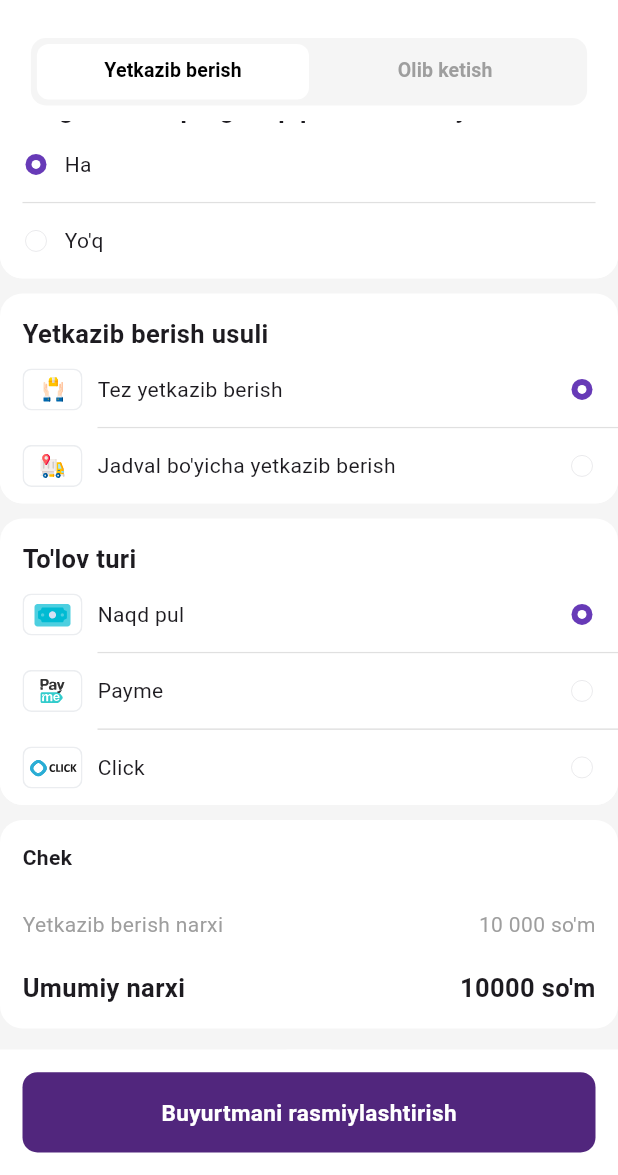
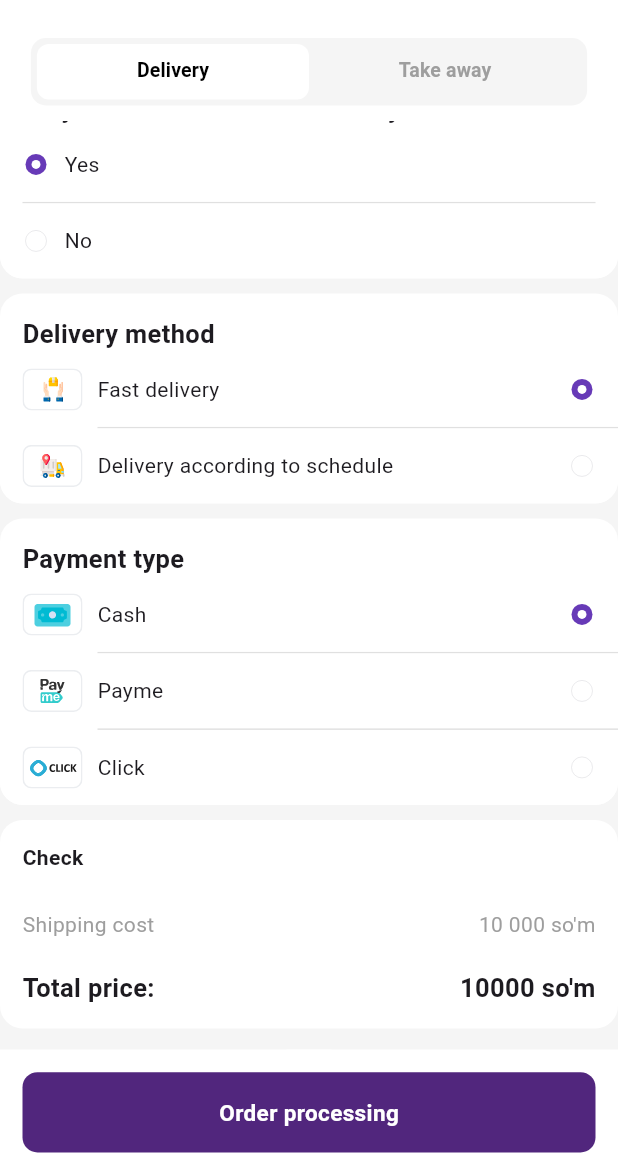
Before and after one commit to Dimamaman/Flutter-Max-Way, a Flutter app: the OrderDetailPage screen opened directly with empty values, scrolled down 512 dp, on a phone screen of 412 x 824 dp, the part 61-1236 px from its top. Run offline on Flutter 3.47's test engine with Material 2 defaults, Android fonts, the phone set to English and light mode, and no system bars; our stand-ins replace bloc, cached_network_image, dio, firebase_auth, firebase_core, floor and 14 more; missing offline and left inert: flutter_share, maps_launcher, yandex_mapkit; accounts and stored records are empty; generated files the repository leaves out were written again; network calls fail.

Commit message:
some changes

```diff
--- a/lib/presenter/screens/cart/cart_page.dart
+++ b/lib/presenter/screens/cart/cart_page.dart
@@ -288,7 +288,7 @@ class _CartPageState extends State<CartPage> {
                       mainAxisAlignment: MainAxisAlignment.spaceBetween,
                       children: [
                         const Text(
-                          'Buyurtma narxi',
+                          'Order price',
                           style: TextStyle(fontWeight: FontWeight.bold, fontSize: 18),
                         ),
                         Text(
@@ -307,7 +307,7 @@ class _CartPageState extends State<CartPage> {
                         },
                         child: const SizedBox(
                             height: 54,
-                            child: Center(child: Text('Buyurtmani rasmiylashtirish', style: TextStyle(fontWeight: FontWeight.bold, fontSize: 15, color: Colors.white)))),
+                            child: Center(child: Text('Order processing', style: TextStyle(fontWeight: FontWeight.bold, fontSize: 15, color: Colors.white)))),
                       ),
                     )
                   ],
@@ -321,7 +321,7 @@ class _CartPageState extends State<CartPage> {
                       Navigator.pushReplacement(context, MaterialPageRoute(builder: (context) => const MainScreen()));
                     },
                     child: const SizedBox(
-                        height: 54, child: Center(child: Text('Mahsulot qo\'shing', style: TextStyle(fontWeight: FontWeight.bold, fontSize: 15, color: Colors.white)))),
+                        height: 54, child: Center(child: Text('Add product', style: TextStyle(fontWeight: FontWeight.bold, fontSize: 15, color: Colors.white)))),
                   ),
                 ),
         )
--- a/lib/presenter/screens/details/detail_screen.dart
+++ b/lib/presenter/screens/details/detail_screen.dart
@@ -358,6 +358,7 @@ class _DetailScreenState extends State<DetailScreen> {
                             background: CachedNetworkImage(
                               imageUrl: widget.product.image,
                               fit: BoxFit.cover,
+                              placeholder: (context, url) => Image.asset('assets/images/placeholder.png', color: Colors.grey[400], fit: BoxFit.cover,),
                             ),
                           ),
                         ),
--- a/lib/presenter/screens/making_order/delivery_tab.dart
+++ b/lib/presenter/screens/making_order/delivery_tab.dart
@@ -48,7 +48,7 @@ class _OrderDeliveryTabState extends State<OrderDeliveryTab> {
 
   @override
   void initState() {
-    addressController.text = 'Manzil tanlang';
+    addressController.text = 'Select address';
     nameController.addListener(() {
       name = nameController.text;
     });
@@ -158,9 +158,9 @@ class _OrderDeliveryTabState extends State<OrderDeliveryTab> {
                 child: Column(
                   crossAxisAlignment: CrossAxisAlignment.start,
                   children: [
-                    const Text('Yetkazib berish', style: TextStyle(fontWeight: FontWeight.bold, fontSize: 17)),
+                    const Text('Delivery', style: TextStyle(fontWeight: FontWeight.bold, fontSize: 17)),
                     const SizedBox(height: 10),
-                    const Text('Joriy manzil'),
+                    const Text('Current Address'),
                     Container(
                       width: double.infinity,
                       padding: const EdgeInsets.symmetric(vertical: 16, horizontal: 12),
@@ -230,7 +230,7 @@ class _OrderDeliveryTabState extends State<OrderDeliveryTab> {
                                   isDense: true,
                                   enabledBorder: InputBorder.none,
                                   focusedBorder: InputBorder.none,
-                                  hintText: 'Qavat',
+                                  hintText: 'Floor',
                                   hintStyle: const TextStyle(
                                       color: Colors.grey,
                                       fontSize: 15
@@ -259,7 +259,7 @@ class _OrderDeliveryTabState extends State<OrderDeliveryTab> {
                                   isDense: true,
                                   enabledBorder: InputBorder.none,
                                   focusedBorder: InputBorder.none,
-                                  hintText: 'Kvartira',
+                                  hintText: 'Apartment',
                                   hintStyle: const TextStyle(
                                       color: Colors.grey,
                                       fontSize: 15
@@ -342,7 +342,7 @@ class _OrderDeliveryTabState extends State<OrderDeliveryTab> {
                       ),
                     ),
                     const SizedBox(height: 10),
-                    const Text('Mening manzillarim'),
+                    const Text('My addresses'),
                     Container(
                       width: double.infinity,
                       padding: const EdgeInsets.only(left: 12),
@@ -382,7 +382,7 @@ class _OrderDeliveryTabState extends State<OrderDeliveryTab> {
                   children: [
                     const Padding(
                       padding: EdgeInsets.only(top: 15,left: 15,right: 15),
-                      child: Text('Sizga kur`er qo\'ng\'iroq qilishini xohlaysizmi?', style: TextStyle(fontWeight: FontWeight.bold, fontSize: 17)),
+                      child: Text('Do you want the courier to call you?', style: TextStyle(fontWeight: FontWeight.bold, fontSize: 17)),
                     ),
                     Material(
                       color: Colors.white,
@@ -400,7 +400,7 @@ class _OrderDeliveryTabState extends State<OrderDeliveryTab> {
                                 activeColor: Colors.deepPurple,
                               ),
                               const SizedBox(width: 10),
-                              const Expanded(child: Text('Ha'))
+                              const Expanded(child: Text('Yes'))
                             ],
                           ),
                         ),
@@ -423,7 +423,7 @@ class _OrderDeliveryTabState extends State<OrderDeliveryTab> {
                                 activeColor: Colors.deepPurple,
                               ),
                               const SizedBox(width: 10),
-                              const Expanded(child: Text('Yo\'q'))
+                              const Expanded(child: Text('No'))
                             ],
                           ),
                         ),
@@ -444,7 +444,7 @@ class _OrderDeliveryTabState extends State<OrderDeliveryTab> {
                   children: [
                     const Padding(
                       padding: EdgeInsets.only(top: 15,left: 15,right: 15),
-                      child: Text('Yetkazib berish usuli', style: TextStyle(fontWeight: FontWeight.bold, fontSize: 17)),
+                      child: Text('Delivery method', style: TextStyle(fontWeight: FontWeight.bold, fontSize: 17)),
                     ),
                     Material(
                       color: Colors.white,
@@ -457,7 +457,7 @@ class _OrderDeliveryTabState extends State<OrderDeliveryTab> {
                               const SizedBox(width: 15),
                               SvgPicture.asset('assets/images/take_away.svg'),
                               const SizedBox(width: 10),
-                              const Expanded(child: Text('Tez yetkazib berish')),
+                              const Expanded(child: Text('Fast delivery')),
                               CupertinoRadio<DeliveryType>(
                                 value: DeliveryType.fast,
                                 groupValue: type,
@@ -482,7 +482,7 @@ class _OrderDeliveryTabState extends State<OrderDeliveryTab> {
                               const SizedBox(width: 15),
                               SvgPicture.asset('assets/images/courier.svg'),
                               const SizedBox(width: 10),
-                              const Expanded(child: Text('Jadval bo\'yicha yetkazib berish')),
+                              const Expanded(child: Text('Delivery according to schedule')),
                               CupertinoRadio<DeliveryType>(
                                 value: DeliveryType.scheduled,
                                 groupValue: type,
@@ -510,7 +510,7 @@ class _OrderDeliveryTabState extends State<OrderDeliveryTab> {
                   children: [
                     const Padding(
                       padding: EdgeInsets.only(top: 15,left: 15,right: 15),
-                      child: Text('To\'lov turi', style: TextStyle(fontWeight: FontWeight.bold, fontSize: 17)),
+                      child: Text('Payment type', style: TextStyle(fontWeight: FontWeight.bold, fontSize: 17)),
                     ),
                     Material(
                       color: Colors.white,
@@ -526,7 +526,7 @@ class _OrderDeliveryTabState extends State<OrderDeliveryTab> {
                               const SizedBox(width: 15),
                               SvgPicture.asset('assets/images/cash.svg'),
                               const SizedBox(width: 10),
-                              const Expanded(child: Text('Naqd pul')),
+                              const Expanded(child: Text('Cash')),
                               CupertinoRadio<PaymentMethod>(
                                 value: PaymentMethod.cash,
                                 groupValue: method,
@@ -609,7 +609,7 @@ class _OrderDeliveryTabState extends State<OrderDeliveryTab> {
                 child: Column(
                   crossAxisAlignment: CrossAxisAlignment.start,
                   children: [
-                    const Text('Chek', style: TextStyle(fontWeight: FontWeight.bold)),
+                    const Text('Check', style: TextStyle(fontWeight: FontWeight.bold)),
                     const SizedBox(height: 15),
                     SizedBox(
                       height: widget.list.length * 30,
@@ -633,7 +633,7 @@ class _OrderDeliveryTabState extends State<OrderDeliveryTab> {
                     const Row(
                       mainAxisAlignment: MainAxisAlignment.spaceBetween,
                       children: [
-                        Text("Yetkazib berish narxi", style: TextStyle(color: Colors.grey)),
+                        Text("Shipping cost", style: TextStyle(color: Colors.grey)),
                         Text('10 000 so\'m', style: TextStyle(color: Colors.grey))
                       ],
                     ),
@@ -641,7 +641,7 @@ class _OrderDeliveryTabState extends State<OrderDeliveryTab> {
                     Row(
                       mainAxisAlignment: MainAxisAlignment.spaceBetween,
                       children: [
-                        const Text('Umumiy narxi', style: TextStyle(fontWeight: FontWeight.bold, fontSize: 17)),
+                        const Text('Total price:', style: TextStyle(fontWeight: FontWeight.bold, fontSize: 17)),
                         Text('${widget.totalPrice+10000} so\'m', style: const TextStyle(fontWeight: FontWeight.bold, fontSize: 17)),
                       ],
                     )
--- a/lib/presenter/screens/making_order/order_detail_page.dart
+++ b/lib/presenter/screens/making_order/order_detail_page.dart
@@ -83,8 +83,8 @@ class _OrderDetailPageState extends State<OrderDetailPage> with SingleTickerProv
                         ),
                         controller: tabController,
                         tabs: const [
-                          Tab(child: Align(alignment: Alignment.center, child: Text("Yetkazib berish"))),
-                          Tab(child: Align(alignment: Alignment.center, child: Text("Olib ketish"))),
+                          Tab(child: Align(alignment: Alignment.center, child: Text("Delivery"))),
+                          Tab(child: Align(alignment: Alignment.center, child: Text("Take away"))),
                         ],
                       ),
                     ),
@@ -141,7 +141,7 @@ class _OrderDetailPageState extends State<OrderDetailPage> with SingleTickerProv
                                   children: [
                                     const Center(
                                       child: Text(
-                                        'Diqqat!',
+                                        'Attention !',
                                         style: TextStyle(fontWeight: FontWeight.bold, fontSize: 18),
                                       ),
                                     ),
@@ -149,7 +149,7 @@ class _OrderDetailPageState extends State<OrderDetailPage> with SingleTickerProv
                                       height: 8,
                                     ),
                                     Text(
-                                      'Buyurtmangiz narxi: $totalPrice so\'m. Minimal buyurtma narxi 20000 so\'m bo\'lishi kerak.',
+                                      'Order price: $totalPrice so\'m. Minimum order price must be 20000 so\'m.',
                                       textAlign: TextAlign.center,
                                       style: const TextStyle(fontSize: 14),
                                     ),
@@ -220,7 +220,7 @@ class _OrderDetailPageState extends State<OrderDetailPage> with SingleTickerProv
                   },
                   child: SizedBox(
                       height: MediaQuery.of(context).size.height * 0.065,
-                      child: const Center(child: Text('Buyurtmani rasmiylashtirish', style: TextStyle(fontWeight: FontWeight.bold, fontSize: 15, color: Colors.white)))),
+                      child: const Center(child: Text('Order processing', style: TextStyle(fontWeight: FontWeight.bold, fontSize: 15, color: Colors.white)))),
                 ),
               ),
             )
--- a/lib/presenter/screens/making_order/take_away_tab .dart
+++ b/lib/presenter/screens/making_order/take_away_tab .dart
@@ -133,7 +133,7 @@ class _OrderTakeAwayTabState extends State<OrderTakeAwayTab> {
                   child: Column(
                     crossAxisAlignment: CrossAxisAlignment.start,
                     children: [
-                      const Text('Eng yaqin filiallar', style: TextStyle(fontWeight: FontWeight.bold, fontSize: 17)),
+                      const Text('Nearest branches', style: TextStyle(fontWeight: FontWeight.bold, fontSize: 17)),
                       const SizedBox(height: 10),
                       SizedBox(
                         height: MediaQuery.of(context).size.height*0.22,
@@ -934,7 +934,7 @@ class _OrderTakeAwayTabState extends State<OrderTakeAwayTab> {
                                 const SizedBox(width: 15),
                                 SvgPicture.asset('assets/images/cash.svg'),
                                 const SizedBox(width: 10),
-                                const Expanded(child: Text('Naqd pul')),
+                                const Expanded(child: Text('Cash')),
                                 CupertinoRadio<PaymentMethod>(
                                   value: PaymentMethod.cash,
                                   groupValue: method,
@@ -1017,7 +1017,7 @@ class _OrderTakeAwayTabState extends State<OrderTakeAwayTab> {
                   child: Column(
                     crossAxisAlignment: CrossAxisAlignment.start,
                     children: [
-                      const Text('Chek', style: TextStyle(fontWeight: FontWeight.bold)),
+                      const Text('Check', style: TextStyle(fontWeight: FontWeight.bold)),
                       const SizedBox(height: 15),
                       SizedBox(
                         height: widget.list.length * 30,
@@ -1041,7 +1041,7 @@ class _OrderTakeAwayTabState extends State<OrderTakeAwayTab> {
                       Row(
                         mainAxisAlignment: MainAxisAlignment.spaceBetween,
                         children: [
-                          const Text('Umumiy narxi', style: TextStyle(fontWeight: FontWeight.bold, fontSize: 17)),
+                          const Text('Total price', style: TextStyle(fontWeight: FontWeight.bold, fontSize: 17)),
                           Text('${widget.totalPrice} so\'m', style: const TextStyle(fontWeight: FontWeight.bold, fontSize: 17)),
                         ],
                       )
--- a/lib/presenter/screens/my_orders/orders_page.dart
+++ b/lib/presenter/screens/my_orders/orders_page.dart
@@ -35,7 +35,7 @@ class _OrdersPageState extends State<OrdersPage> with SingleTickerProviderStateM
         scrolledUnderElevation: 0,
         centerTitle: true,
           title: const Text(
-            'Buyurtmalarim',
+            'My Orders',
             style: TextStyle(fontWeight: FontWeight.bold, fontSize: 20),
           ),
       ),
@@ -66,13 +66,13 @@ class _OrdersPageState extends State<OrdersPage> with SingleTickerProviderStateM
                   Tab(
                       child: Align(
                           alignment: Alignment.center,
-                          child: Text("Amaldagi buyurtmalar")
+                          child: Text("Current orders")
                       )
                   ),
                   Tab(
                       child: Align(
                           alignment: Alignment.center,
-                          child: Text("Buyurtmalar tarixi")
+                          child: Text("Order history")
                       )
                   ),
                 ],
--- a/lib/presenter/screens/my_orders/pages/current/current_tab.dart
+++ b/lib/presenter/screens/my_orders/pages/current/current_tab.dart
@@ -45,7 +45,7 @@ class _Tab1State extends State<Tab1> {
                     children: [
                       Image.asset(height: 120,'assets/images/place_holder.png'),
                       const SizedBox(height: 20),
-                      const Text("Buyurtma mavjud emas",style: TextStyle(color: Colors.grey),),
+                      const Text("Order not available",style: TextStyle(color: Colors.grey),),
                       const SizedBox(height: 50,)
                     ],
               )),
--- a/lib/presenter/screens/my_orders/pages/history/history_detail/history_order_page.dart
+++ b/lib/presenter/screens/my_orders/pages/history/history_detail/history_order_page.dart
@@ -27,7 +27,7 @@ class _HistoryOrderPageState extends State<HistoryOrderPage> {
         scrolledUnderElevation: 0,
         backgroundColor: Colors.white,
         title: Text(
-          'Buyurtma № ${widget._orderEntity.orderNo}',
+          'Order № ${widget._orderEntity.orderNo}',
           style: const TextStyle(fontWeight: FontWeight.bold, fontSize: 20),
         ),
       ),
@@ -46,7 +46,7 @@ class _HistoryOrderPageState extends State<HistoryOrderPage> {
                   Row(
                     mainAxisAlignment: MainAxisAlignment.spaceBetween,
                     children: [
-                      Text('Buyurtma № ${widget._orderEntity.orderNo}',
+                      Text('Order № ${widget._orderEntity.orderNo}',
                           style: const TextStyle(fontSize: 17, fontWeight: FontWeight.bold)),
                       Container(
                         padding: const EdgeInsets.symmetric(vertical: 5, horizontal: 10),
@@ -54,7 +54,7 @@ class _HistoryOrderPageState extends State<HistoryOrderPage> {
                             borderRadius: BorderRadius.circular(10),
                             color: Colors.lightBlue[50]
                         ),
-                        child: const Text('Buyurtma tugallandi', style: TextStyle(color: Colors.blue, fontSize: 13)),
+                        child: const Text('Order completed', style: TextStyle(color: Colors.blue, fontSize: 13)),
                       )
                     ],
                   ),
@@ -65,7 +65,7 @@ class _HistoryOrderPageState extends State<HistoryOrderPage> {
                     children: [
                       const Icon(Icons.location_on_outlined,color: Colors.grey,),
                       const SizedBox(width: 10,),
-                      const Text('Manzil', style: TextStyle(fontSize: 14,color: Colors.grey)),
+                      const Text('Address', style: TextStyle(fontSize: 14,color: Colors.grey)),
                       const Spacer(),
                       SizedBox(width: 270, child: Text(widget._orderEntity.address, maxLines: 2, textAlign: TextAlign.right, style: const TextStyle(color: Colors.black, fontWeight: FontWeight.bold, fontSize: 15))),
                     ],
@@ -77,7 +77,7 @@ class _HistoryOrderPageState extends State<HistoryOrderPage> {
                     children: [
                       const Icon(Icons.access_time,color: Colors.grey,),
                       const SizedBox(width: 10,),
-                      const Text('Vaqt', style: TextStyle(fontSize: 14,color: Colors.grey)),
+                      const Text('Time', style: TextStyle(fontSize: 14,color: Colors.grey)),
                       const Spacer(),
                       Text(widget._orderEntity.time, style: const TextStyle(color: Colors.black,fontWeight: FontWeight.bold, fontSize: 15)),
                     ],
@@ -89,7 +89,7 @@ class _HistoryOrderPageState extends State<HistoryOrderPage> {
                     children: [
                       const Icon(Icons.date_range,color: Colors.grey,),
                       const SizedBox(width: 10,),
-                      const Text('Sana', style: TextStyle(fontSize: 14,color: Colors.grey)),
+                      const Text('Date', style: TextStyle(fontSize: 14,color: Colors.grey)),
                       const Spacer(),
                       Text(widget._orderEntity.date, style: const TextStyle(color: Colors.black,fontWeight: FontWeight.bold, fontSize: 15)),
                     ],
@@ -101,7 +101,7 @@ class _HistoryOrderPageState extends State<HistoryOrderPage> {
                     children: [
                       const Icon(Icons.payment,color: Colors.grey,),
                       const SizedBox(width: 10,),
-                      const Text("To'lov usuli", style: TextStyle(fontSize: 14,color: Colors.grey)),
+                      const Text("Payment method", style: TextStyle(fontSize: 14,color: Colors.grey)),
                       const Spacer(),
                       Text(widget._orderEntity.payment, style: const TextStyle(color: Colors.black,fontWeight: FontWeight.bold, fontSize: 15)),
                     ],
@@ -121,7 +121,7 @@ class _HistoryOrderPageState extends State<HistoryOrderPage> {
             child: Column(
               crossAxisAlignment: CrossAxisAlignment.start,
               children: [
-                const Text('Chek', style: TextStyle(fontWeight: FontWeight.bold)),
+                const Text('Check', style: TextStyle(fontWeight: FontWeight.bold)),
                 const SizedBox(height: 15),
                 SizedBox(
                     height: products.length * 30,
@@ -148,7 +148,7 @@ class _HistoryOrderPageState extends State<HistoryOrderPage> {
                 Row(
                   mainAxisAlignment: MainAxisAlignment.spaceBetween,
                   children: [
-                    const Text('Umumiy narx', style: TextStyle(fontWeight: FontWeight.bold, fontSize: 17)),
+                    const Text('Total price', style: TextStyle(fontWeight: FontWeight.bold, fontSize: 17)),
                     Text('${widget._orderEntity.price} so\'m', style: const TextStyle(fontSize: 17,color: Colors.grey))
                   ],
                 )
@@ -168,13 +168,13 @@ class _HistoryOrderPageState extends State<HistoryOrderPage> {
               child: InkWell(
                 onTap: () {
                   reOrder(widget._orderEntity);
-                  showToast(['Muvaffaqiyatli'], context);
+                  showToast(['Successful'], context);
                   Navigator.pop(context);
                 },
                 child: SizedBox(
                     height: MediaQuery.of(context).size.height*0.065,
                     child: const Center(
-                        child: Text('Buyurtmani takrorlang', style: TextStyle(fontWeight: FontWeight.bold, fontSize: 15, color: Colors.white)))),
+                        child: Text('Repeat the order', style: TextStyle(fontWeight: FontWeight.bold, fontSize: 15, color: Colors.white)))),
               ),
             ),
           )
--- a/lib/presenter/screens/my_orders/pages/history/history_tab.dart
+++ b/lib/presenter/screens/my_orders/pages/history/history_tab.dart
@@ -44,7 +44,7 @@ class _Tab2State extends State<Tab2> {
                       Image.asset(height: 120, 'assets/images/place_holder.png'),
                       const SizedBox(height: 20),
                       const Text(
-                        "Buyurtma mavjud emas",
+                        "Order not available",
                         style: TextStyle(color: Colors.grey),
                       ),
                       const SizedBox(
--- a/lib/presenter/screens/widgets/CurrentOrderItem.dart
+++ b/lib/presenter/screens/widgets/CurrentOrderItem.dart
@@ -33,7 +33,7 @@ class CurrentOrderItem extends StatelessWidget {
               Row(
                 mainAxisAlignment: MainAxisAlignment.spaceBetween,
                 children: [
-                  Text('Buyurtma №${orderEntity.orderNo}',
+                  Text('Order №${orderEntity.orderNo}',
                       style: const TextStyle(fontSize: 17, fontWeight: FontWeight.bold)),
                   Container(
                     padding: const EdgeInsets.symmetric(vertical: 5, horizontal: 10),
@@ -41,7 +41,7 @@ class CurrentOrderItem extends StatelessWidget {
                         borderRadius: BorderRadius.circular(10),
                         color: Colors.lightBlue[50]
                     ),
-                    child: Text(isReady?'Buyurtma tayyor':'Buyurtma rasmiylashtirildi', style: const TextStyle(color: Colors.blue, fontSize: 13)),
+                    child: Text(isReady?'The order is ready':'The order has been processed', style: const TextStyle(color: Colors.blue, fontSize: 13)),
                   )
                 ],
               ),
```
Also changed, not shown: lib/presenter/screens/main_page.dart (+4 -4 lines), lib/presenter/screens/widgets/product.dart (+4 -20 lines), lib/presenter/screens/widgets/product_search.dart (+6 -1 lines), assets/images/placeholder.png (added), 3 other files.
